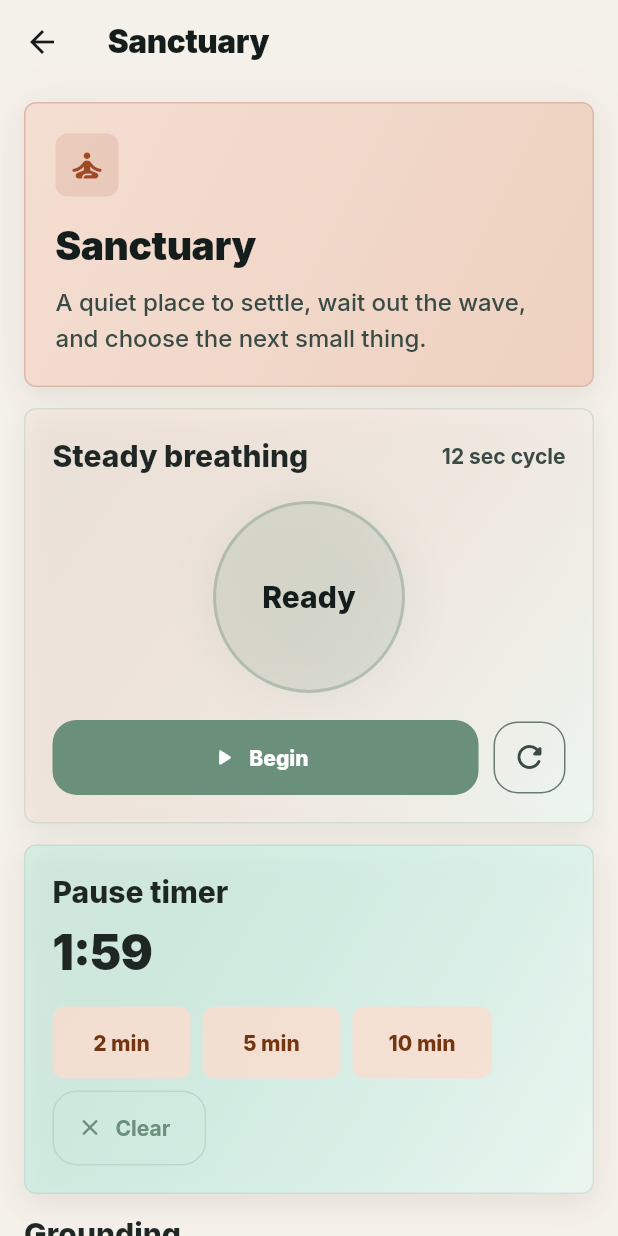
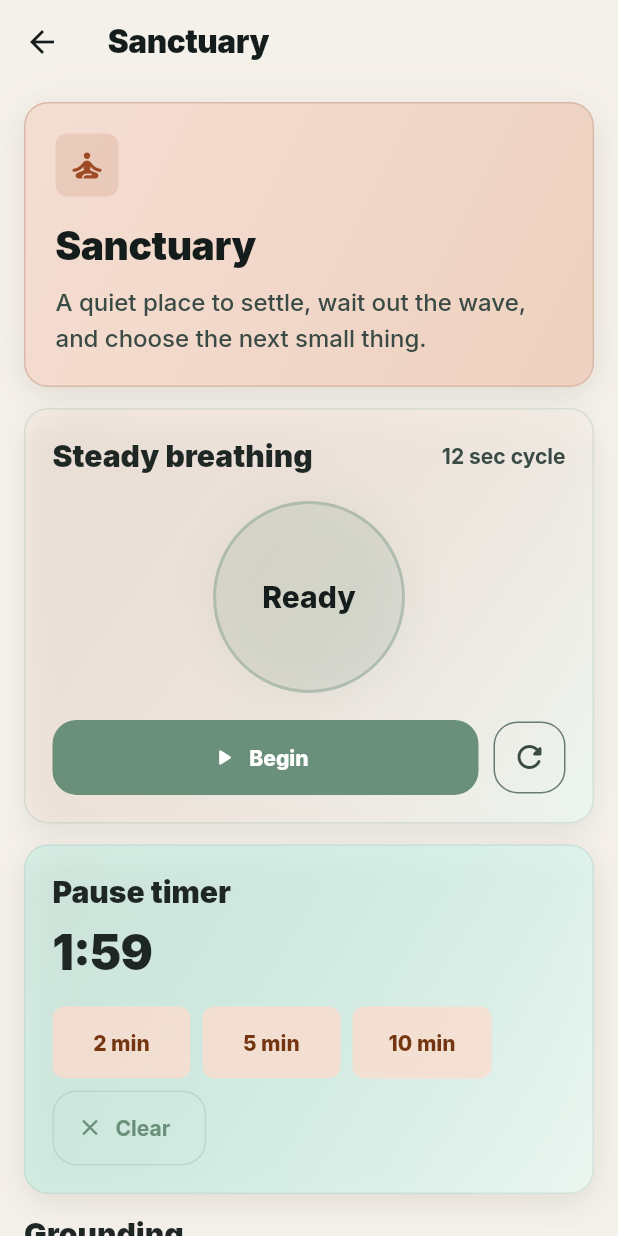
Before and after one commit to abhranilp1998/StillPoint, a Flutter app: the SanctuaryScreen screen opened directly, on a phone screen of 412 x 824 dp. Run offline on Flutter 3.47's test engine with Material 3 defaults, Android fonts, the phone set to English and light mode, and no system bars; our stand-ins replace csv, fl_chart, flutter_local_notifications, flutter_riverpod, flutter_secure_storage, flutter_timezone and 6 more; missing offline and left inert: excel; accounts and stored records are empty.

Commit message:
style(fluent): refine CalmCard depth, radius token, Fluent press scale [phase 2]

```diff
--- a/lib/src/ui/widgets/adaptive_scaffold.dart
+++ b/lib/src/ui/widgets/adaptive_scaffold.dart
@@ -1,5 +1,6 @@
 import 'package:flutter/material.dart';
 import 'package:flutter/services.dart';
+import '../../theme/app_theme.dart';
 
 class ScreenPadding extends StatelessWidget {
   const ScreenPadding({super.key, required this.child});
@@ -75,11 +76,11 @@ class _CalmCardState extends State<CalmCard> {
         ? Offset(0, _pressed ? -1.5 : -.75)
         : Offset.zero;
     final scale = !reduceMotion && _pressed
-        ? 1.004
-        : (_hovered && !reduceMotion ? 1.001 : 1.0);
+        ? 0.978
+        : (_hovered && !reduceMotion ? 0.995 : 1.0);
     final shadowAlpha = interactive
-        ? (_pressed ? .14 : (_hovered ? .12 : .06))
-        : .06;
+        ? (_pressed ? .16 : (_hovered ? .12 : .07))
+        : .07;
     final glowIntensity = widget.glowIntensity.clamp(0, 1).toDouble();
 
     final card = AnimatedContainer(
@@ -93,7 +94,7 @@ class _CalmCardState extends State<CalmCard> {
             ? widget.color ?? theme.colorScheme.surfaceContainerLow
             : null,
         gradient: widget.gradient,
-        borderRadius: BorderRadius.circular(8),
+        borderRadius: AppTheme.radius,
         border: Border.all(
           color:
               widget.borderColor ??
@@ -104,8 +105,9 @@ class _CalmCardState extends State<CalmCard> {
         boxShadow: [
           BoxShadow(
             color: theme.shadowColor.withValues(alpha: shadowAlpha),
-            blurRadius: active ? 22 : 14,
-            offset: Offset(0, active ? 10 : 6),
+            blurRadius: active ? 28 : 16,
+            offset: Offset(0, active ? 12 : 7),
+            spreadRadius: -1,
           ),
           if (glowIntensity > 0)
             BoxShadow(
@@ -315,7 +317,12 @@ class SectionHeader extends StatelessWidget {
     return Row(
       children: [
         Expanded(
-          child: Text(title, style: Theme.of(context).textTheme.titleLarge),
+          child: Text(
+            title,
+            style: Theme.of(context).textTheme.titleLarge?.copyWith(
+              fontWeight: FontWeight.w900,
+            ),
+          ),
         ),
         ?trailing,
       ],
```
